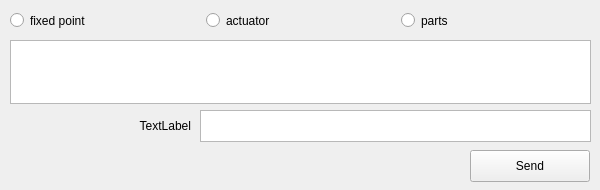
This is resources/edit.ui in agent-system/robot_assembler_gui as Qt 5 draws it before an edit. The edited form follows.
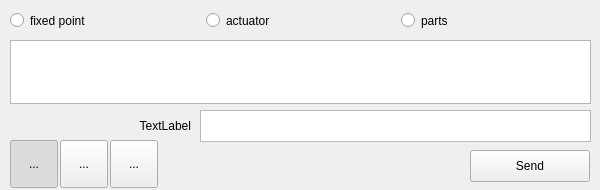
This is the edited form. Icons and pictures are not drawn.

Commit message: add mode buttons and tabbed buttons

The edit to the form file:
```diff
--- a/resources/edit.ui
+++ b/resources/edit.ui
@@ -170,6 +170,126 @@
     </item>
    </layout>
   </widget>
+  <widget class="QToolButton" name="modeButtonA">
+   <property name="geometry">
+    <rect>
+     <x>10</x>
+     <y>140</y>
+     <width>48</width>
+     <height>48</height>
+    </rect>
+   </property>
+   <property name="minimumSize">
+    <size>
+     <width>48</width>
+     <height>48</height>
+    </size>
+   </property>
+   <property name="text">
+    <string>...</string>
+   </property>
+   <property name="icon">
+    <iconset>
+     <normaloff>move48gray.png</normaloff>
+     <normalon>move48.png</normalon>move48gray.png</iconset>
+   </property>
+   <property name="iconSize">
+    <size>
+     <width>44</width>
+     <height>44</height>
+    </size>
+   </property>
+   <property name="checkable">
+    <bool>true</bool>
+   </property>
+   <property name="checked">
+    <bool>true</bool>
+   </property>
+   <property name="autoRaise">
+    <bool>false</bool>
+   </property>
+   <attribute name="buttonGroup">
+    <string notr="true">modebuttonGroup</string>
+   </attribute>
+  </widget>
+  <widget class="QToolButton" name="modeButtonB">
+   <property name="geometry">
+    <rect>
+     <x>60</x>
+     <y>140</y>
+     <width>48</width>
+     <height>48</height>
+    </rect>
+   </property>
+   <property name="minimumSize">
+    <size>
+     <width>48</width>
+     <height>48</height>
+    </size>
+   </property>
+   <property name="text">
+    <string>...</string>
+   </property>
+   <property name="icon">
+    <iconset>
+     <normaloff>select48gray.png</normaloff>
+     <normalon>select48.png</normalon>select48gray.png</iconset>
+   </property>
+   <property name="iconSize">
+    <size>
+     <width>44</width>
+     <height>44</height>
+    </size>
+   </property>
+   <property name="checkable">
+    <bool>true</bool>
+   </property>
+   <property name="autoRaise">
+    <bool>false</bool>
+   </property>
+   <attribute name="buttonGroup">
+    <string notr="true">modebuttonGroup</string>
+   </attribute>
+  </widget>
+  <widget class="QToolButton" name="modeButtonC">
+   <property name="geometry">
+    <rect>
+     <x>110</x>
+     <y>140</y>
+     <width>48</width>
+     <height>48</height>
+    </rect>
+   </property>
+   <property name="minimumSize">
+    <size>
+     <width>48</width>
+     <height>48</height>
+    </size>
+   </property>
+   <property name="text">
+    <string>...</string>
+   </property>
+   <property name="icon">
+    <iconset>
+     <normaloff>modify48gray.png</normaloff>
+     <normalon>modify48.png</normalon>modify48gray.png</iconset>
+   </property>
+   <property name="iconSize">
+    <size>
+     <width>44</width>
+     <height>44</height>
+    </size>
+   </property>
+   <property name="checkable">
+    <bool>true</bool>
+   </property>
+   <property name="autoRaise">
+    <bool>false</bool>
+   </property>
+   <attribute name="buttonGroup">
+    <string notr="true">modebuttonGroup</string>
+   </attribute>
+  </widget>
  </widget>
  <resources/>
  <connections/>
```
Left out of the diff: 3 changed lines with no effect on the pictures. The commit also changes 13 other files.
